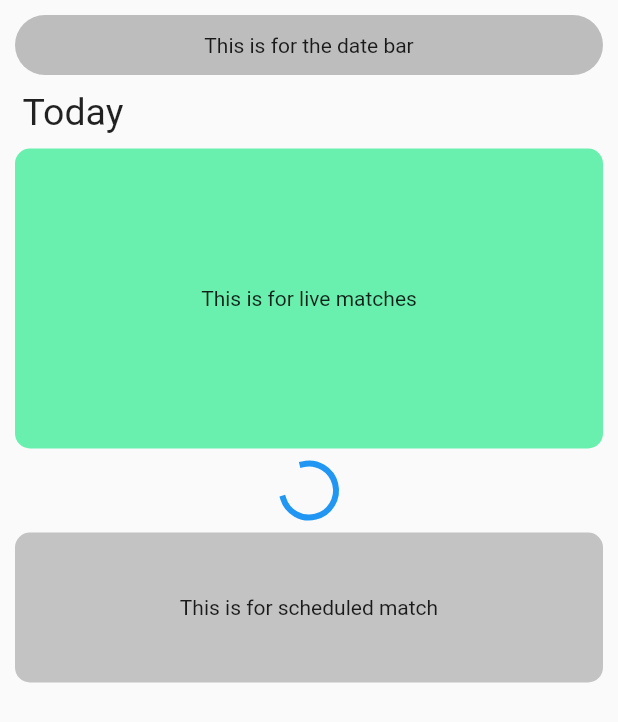
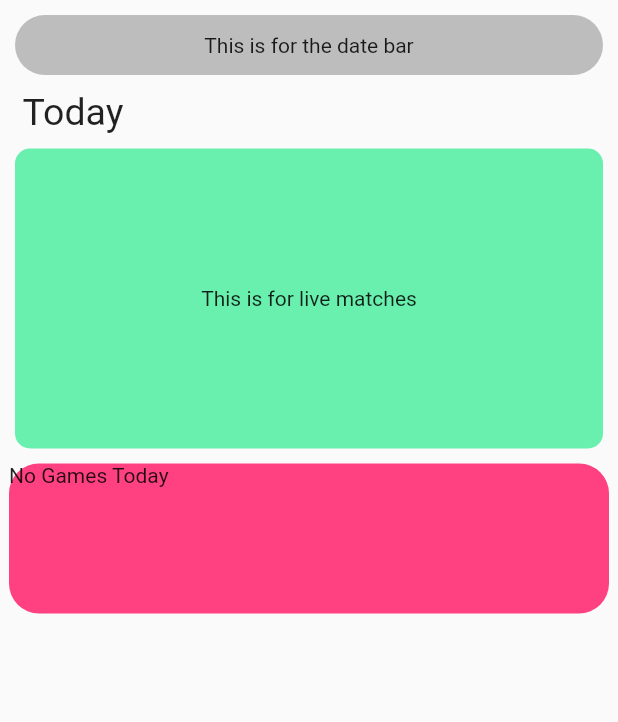
Before and after one commit to FriendlyBen/CourtSide2.0, a Flutter app: the GamesPage screen opened directly, on a phone screen of 412 x 824 dp. Shown: the top 722 px of the screen. Run offline on Flutter 3.47's test engine with Material 2 defaults, Android fonts, the light colour scheme and no system bars; our stand-ins replace flutter_bloc; network calls fail.

Commit message:
Game schedule handles null data now

```diff
--- a/lib/apiStore/getGames.dart
+++ b/lib/apiStore/getGames.dart
@@ -4,51 +4,43 @@ import 'package:http/http.dart' as http;
 import 'dart:convert';
 
 class GetGames extends StatefulWidget {
-  const GetGames({super.key}); //get the date
+  const GetGames({Key? key});
+
   @override
-  _getGamesState createState() => _getGamesState();
+  _GetGamesState createState() => _GetGamesState();
 }
 
-class _getGamesState extends State<GetGames> {
+class _GetGamesState extends State<GetGames> {
   static const String apiKey = 'rkcd9u7zu893xzms99pdmxtf';
-  late String gameID;
-  late String gameStatus;
-  late String gameTitle;
-  late String gameTime;
-  late String gameVenue;
-  late String gameVenue2;
-  late String homeAlias;
-  late String homeName;
-  late String awayAlias;
-  late String awayName;
+  late String? gameID;
+  late String? gameStatus;
+  late String? gameTitle;
+  late String? gameTime;
+  late String? gameVenue;
+  late String? gameVenue2;
+  late String? homeAlias;
+  late String? homeName;
+  late String? awayAlias;
+  late String? awayName;
 
-  dynamic gameData;
-
-  @override
-  void initState() {
-    super.initState();
-    getGamesData(2023, 4, 28);
-  }
-
-  Future<dynamic> getGamesData(int year, int month, int day) async {
-    String apiUrl =
-        'http://api.sportradar.us/nba/trial/v8/en/games/$year/$month/$day/schedule.json?api_key=$apiKey';
-
-    var response = await http.get(Uri.parse(apiUrl));
-
-    if (response.statusCode == 200) {
-      setState(() {
-        gameData = jsonDecode(response.body);
-      });
-    }
-  }
+  Future<dynamic>? gameDataFuture;
 
   @override
   Widget build(BuildContext context) {
-    return Container(
-      child: gameData == null
-          ? const CircularProgressIndicator()
-          : Column(
+    gameDataFuture = getGamesData(2023, 4, 28); //2023, 4, 28 / 2022,8,8
+
+    return FutureBuilder<dynamic>(
+      future: gameDataFuture,
+      builder: (context, snapshot) {
+        if (snapshot.connectionState == ConnectionState.waiting) {
+          return CircularProgressIndicator();
+        }
+        else {
+          dynamic gameData = snapshot.data;
+          if (gameData == null || gameData['games'] == null || gameData['games'].isEmpty) {
+            return const NoGamesToday();
+          } else {
+            return Column(
               children: List.generate(gameData['games'].length, (index) {
                 var gameData2 = gameData['games'][index];
                 gameID = gameData2['id'];
@@ -62,66 +54,57 @@ class _getGamesState extends State<GetGames> {
                 awayName = gameData2['away']['name'];
                 awayAlias = gameData2['away']['alias'];
 
-                print('Test: ${homeAlias}, ${awayAlias}, ${gameStatus}');
+                return Game(
+                  gameID: gameID ?? '',
+                  gameStatus: gameStatus ?? '',
+                  gameTitle: gameTitle ?? '',
+                  gameTime: gameTime ?? '',
+                  gameVenue: gameVenue ?? '',
+                  gameVenue2: gameVenue2 ?? '',
+                  homeAlias: homeAlias ?? '',
+                  homeName: homeName ?? '',
+                  awayAlias: awayAlias ?? '',
+                  awayName: awayName ?? '',
+                );
+              }),
+            );
+          }
+        }
+      },
+    );
+  }
 
-                return Game(
-                  gameID: gameID,
-                  gameStatus: gameStatus,
-                  gameTitle: gameTitle,
-                  gameTime: gameTime,
-                  gameVenue: gameVenue,
-                  gameVenue2: gameVenue2,
-                  homeAlias: homeAlias,
-                  homeName: homeName,
-                  awayAlias: awayAlias,
-                  awayName: awayName,
-                );
+  Future<dynamic> getGamesData(int year, int month, int day) async {
+    String apiUrl =
+        'http://api.sportradar.us/nba/trial/v8/en/games/$year/$month/$day/schedule.json?api_key=$apiKey';
 
-              }),
-            ),
+    var response = await http.get(Uri.parse(apiUrl));
+
+    if (response.statusCode == 200) {
+      return jsonDecode(response.body);
+    } else {
+      throw Exception('Failed to load game data');
+    }
+  }
+}
+
+class NoGamesToday extends StatelessWidget {
+  const NoGamesToday();
+
+  @override
+  Widget build(BuildContext context) {
+    return Column(
+      children: [
+        Container(
+          height: 100,
+          width: 400,
+          decoration: BoxDecoration(
+            borderRadius: BorderRadius.circular(20),
+            color: Colors.pinkAccent,
+          ),
+          child: const Text('No Games Today'),
+        ),
+      ],
     );
   }
 }
-
-// if (snapshot.connectionState == ConnectionState.waiting) {
-//   return const CircularProgressIndicator();
-// } else if (snapshot.hasError) {
-//   return Text('Error: ${snapshot.error}');
-// } else {
-//   var gameData = snapshot.data;
-//   print('Build: ${gameData}');
-//   return Container(
-//     child: gameData == null
-//         ? const CircularProgressIndicator()
-//         : Column(
-//             children:
-//                 List.generate(gameData['games'].length, (index) {
-//               var gameData2 = gameData['games'][index];
-              // gameID = gameData2['id'];
-              // gameStatus = gameData2['status'];
-              // gameTitle = gameData2['title'];
-              // gameTime = gameData2['scheduled'];
-              // gameVenue = gameData2['venue']['name'];
-              // gameVenue2 = gameData2['venue']['city'];
-              // homeName = gameData2['home']['name'];
-              // homeAlias = gameData2['home']['alias'];
-              // awayName = gameData2['away']['name'];
-              // awayAlias = gameData2['away']['alias'];
-
-//               print("Test: ${homeAlias}");
-
-              // return Game(
-              //   gameID: gameID,
-              //   gameStatus: gameStatus,
-              //   gameTitle: gameTitle,
-              //   gameTime: gameTime,
-              //   gameVenue: gameVenue,
-              //   gameVenue2: gameVenue2,
-              //   homeAlias: homeAlias,
-              //   homeName: homeName,
-              //   awayAlias: awayAlias,
-              //   awayName: awayName,
-              // );
-//             }),
-//           ),
-//   );
--- a/lib/main.dart
+++ b/lib/main.dart
@@ -32,6 +32,7 @@ class _MyAppState extends State<MyApp>{
       home: BlocBuilder<BottomNavBarCubit, int>(
         builder: (context, selectedIndex){
           return Scaffold(
+            backgroundColor: Colors.white,
             appBar: const CustomAppBar(),
             drawer: const CustomDrawer(),
             body: _getPage(selectedIndex),
--- a/lib/pages/games.dart
+++ b/lib/pages/games.dart
@@ -49,18 +49,18 @@ class GamesPage extends StatelessWidget {
               Container(//margin: const EdgeInsets.all(10), padding: const EdgeInsets.all(10),color: Colors.black,//this is for scheduled / closed game
                 child: const GetGames(),
               ),
-              Container(
-                decoration: BoxDecoration(
-                  borderRadius: BorderRadius.circular(10),
-                  color: Colors.grey.withOpacity(0.6),
-                ),
-                margin: const EdgeInsets.all(10),
-                width: 500,
-                height: 100,
-                child: const Center(
-                  child: Text("This is for scheduled match"),
-                ),
-              ),
+              // Container(
+              //   decoration: BoxDecoration(
+              //     borderRadius: BorderRadius.circular(10),
+              //     color: Colors.grey.withOpacity(0.6),
+              //   ),
+              //   margin: const EdgeInsets.all(10),
+              //   width: 500,
+              //   height: 100,
+              //   child: const Center(
+              //     child: Text("This is for scheduled match"),
+              //   ),
+              // ),
             ],
           ),
         ),
--- a/lib/pages/homepage.dart
+++ b/lib/pages/homepage.dart
@@ -14,6 +14,7 @@ class _HomePageState extends State<HomePage> {
   Widget build(BuildContext context) {
 
     return const Scaffold(
+      backgroundColor: Colors.white,
       body: Center(child: Text("HomePage"),
         ),
 
--- a/lib/widgets/NavBar.dart
+++ b/lib/widgets/NavBar.dart
@@ -88,7 +88,7 @@ class _BottomNavBarState extends State<BottomNavBar> {
         boxShadow: [
           BoxShadow(
               color: Colors.black.withOpacity(0.1),
-              spreadRadius: 1,
+              spreadRadius: 4,
               blurRadius: 1,
               offset: const Offset(0, 3)),
         ],
@@ -96,7 +96,7 @@ class _BottomNavBarState extends State<BottomNavBar> {
       child: ClipRRect(
         borderRadius: BorderRadius.circular(20),
         child: BottomNavigationBar(
-          backgroundColor: Colors.black,
+          backgroundColor: Colors.white,
           items: _BottomNavBarItems,
           currentIndex: bottomNavBarCubit.state,
           onTap: (index) => bottomNavBarCubit.updatePageIndex(index),
```
Also changed, not shown: lib/widgets/gameContainer.dart (+141 -29 lines).
